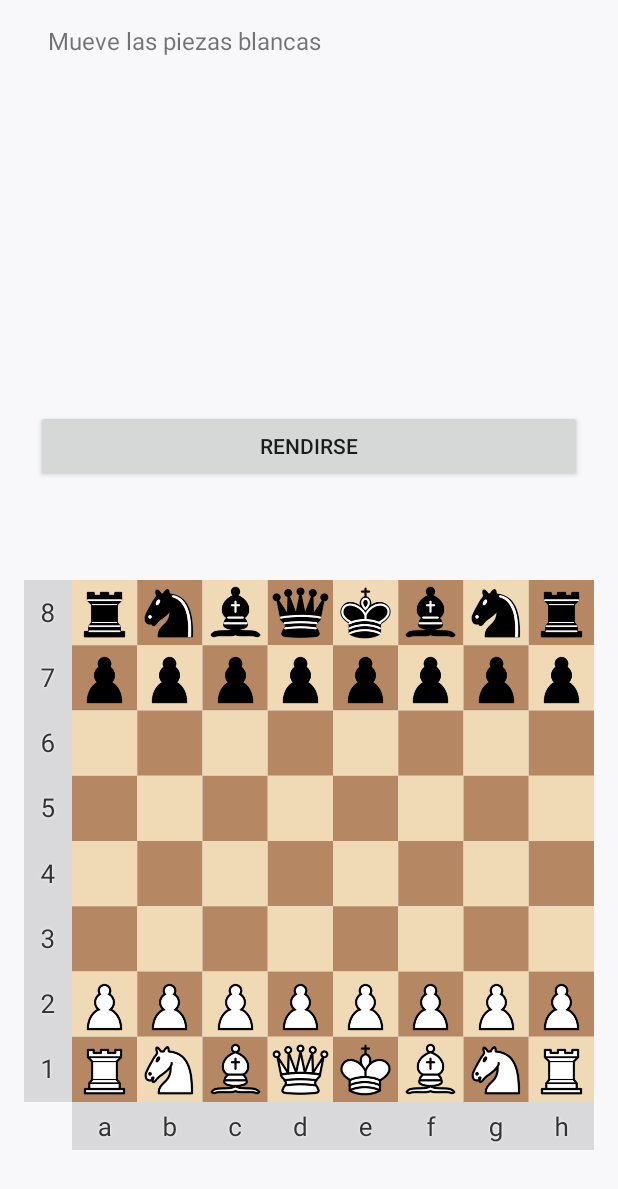
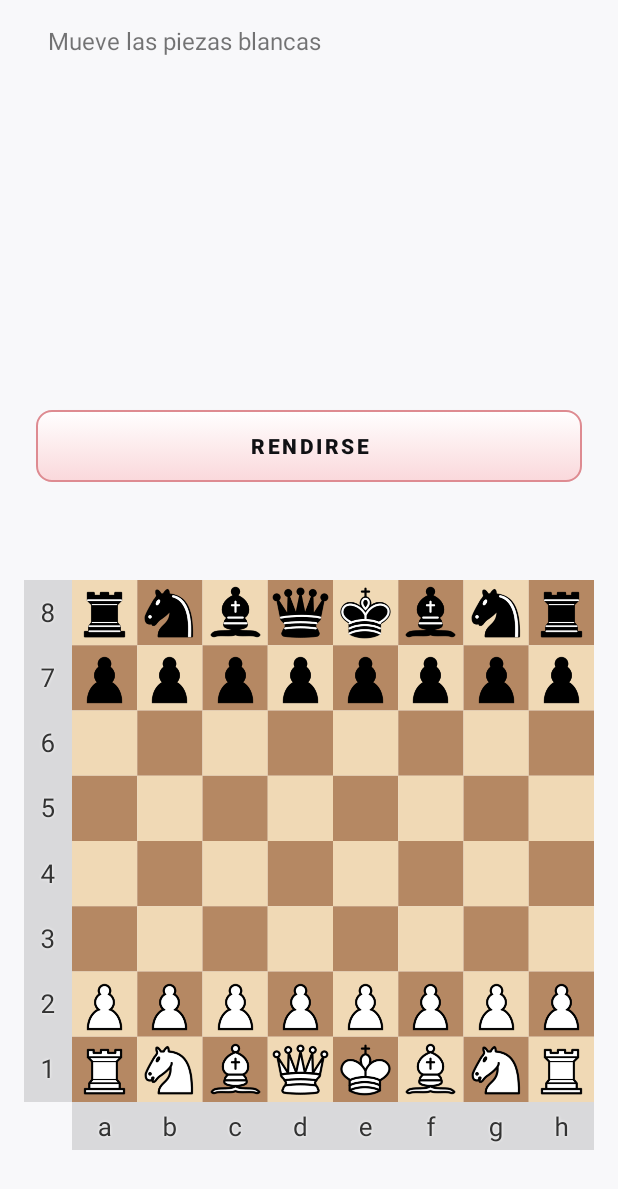
Before and after one commit to Kelunie/Project_Mobile_Application_Development, an Android app built with Jetpack Compose: the GameActivity screen opened directly, with no data from a screen before it, on a phone screen of 412 x 824 dp. Shown: the top 1189 px of the screen. Run offline under Robolectric (Android 15) with nearby library versions, the light colour scheme and no system bars.

Commit message:
btns styles

```diff
--- /dev/null
+++ b/app/src/main/res/drawable/bg_btn_primary.xml
@@ -0,0 +1,6 @@
+<?xml version="1.0" encoding="utf-8"?>
+<selector xmlns:android="http://schemas.android.com/apk/res/android">
+    <item android:state_enabled="false" android:drawable="@drawable/bg_btn_primary_disabled" />
+    <item android:state_pressed="true" android:drawable="@drawable/bg_btn_primary_pressed" />
+    <item android:drawable="@drawable/bg_btn_primary_normal" />
+</selector>
--- /dev/null
+++ b/app/src/main/res/drawable/bg_btn_primary_disabled.xml
@@ -0,0 +1,14 @@
+<?xml version="1.0" encoding="utf-8"?>
+<shape xmlns:android="http://schemas.android.com/apk/res/android"
+    android:shape="rectangle">
+    <corners android:radius="10dp" />
+    <solid android:color="@color/btn_disabled_bg" />
+    <stroke
+        android:width="1dp"
+        android:color="@color/btn_disabled_border" />
+    <padding
+        android:left="12dp"
+        android:top="8dp"
+        android:right="12dp"
+        android:bottom="8dp" />
+</shape>
--- /dev/null
+++ b/app/src/main/res/drawable/bg_btn_primary_normal.xml
@@ -0,0 +1,25 @@
+<?xml version="1.0" encoding="utf-8"?>
+<shape xmlns:android="http://schemas.android.com/apk/res/android"
+    android:shape="rectangle">
+
+    <!-- Fondo con ligero gradiente gótico/rock -->
+    <gradient
+        android:startColor="@color/ai_start"
+        android:endColor="@color/ai_end"
+        android:angle="90" />
+
+    <!-- Bordes redondeados -->
+    <corners android:radius="10dp" />
+
+    <!-- Borde del botón -->
+    <stroke
+        android:width="1dp"
+        android:color="@color/btn_border" />
+
+    <!-- Padding interno -->
+    <padding
+        android:left="12dp"
+        android:top="8dp"
+        android:right="12dp"
+        android:bottom="8dp" />
+</shape>
--- /dev/null
+++ b/app/src/main/res/drawable/bg_btn_primary_pressed.xml
@@ -0,0 +1,17 @@
+<?xml version="1.0" encoding="utf-8"?>
+<shape xmlns:android="http://schemas.android.com/apk/res/android"
+    android:shape="rectangle">
+    <corners android:radius="10dp" />
+    <gradient
+        android:startColor="@color/surface_bg_dark"
+        android:endColor="@color/surface_bg"
+        android:angle="270" />
+    <stroke
+        android:width="1dp"
+        android:color="@color/btn_border" />
+    <padding
+        android:left="12dp"
+        android:top="8dp"
+        android:right="12dp"
+        android:bottom="8dp" />
+</shape>
--- a/app/src/main/res/layout/activity_game.xml
+++ b/app/src/main/res/layout/activity_game.xml
@@ -42,7 +42,12 @@
             android:layout_marginTop="8dp"
             android:text="@string/btnResgin"
             android:layout_width="match_parent"
-            android:layout_height="wrap_content" />
+            android:layout_height="wrap_content"
+            android:background="@drawable/bg_btn_primary"
+            android:textColor="@color/btn_text"
+            android:textAllCaps="true"
+            android:textStyle="bold"
+            android:letterSpacing="0.12" />
 
         <!-- New: Post-game controls (hidden by default from code) -->
         <LinearLayout
@@ -59,7 +64,12 @@
                 android:layout_width="0dp"
                 android:layout_weight="1"
                 android:layout_height="wrap_content"
-                android:text="@string/btnPlayAgain" />
+                android:text="@string/btnPlayAgain"
+                android:background="@drawable/bg_btn_primary"
+                android:textColor="@color/btn_text"
+                android:textAllCaps="true"
+                android:textStyle="bold"
+                android:letterSpacing="0.12" />
 
             <View
                 android:layout_width="8dp"
@@ -70,7 +80,12 @@
                 android:layout_width="0dp"
                 android:layout_weight="1"
                 android:layout_height="wrap_content"
-                android:text="@string/btnMainMenu" />
+                android:text="@string/btnMainMenu"
+                android:background="@drawable/bg_btn_primary"
+                android:textColor="@color/btn_text"
+                android:textAllCaps="true"
+                android:textStyle="bold"
+                android:letterSpacing="0.12" />
         </LinearLayout>
 
     </LinearLayout>
--- a/app/src/main/res/values-night/colors.xml
+++ b/app/src/main/res/values-night/colors.xml
@@ -4,6 +4,10 @@
     <color name="surface_bg">#FF0C0C0F</color>
     <color name="btn_text">#FFFFFFFF</color>
     <color name="btn_icon_tint">#FFFF5A5A</color>
+
+    <!-- Texto principal/secundario reutilizable -->
+    <color name="text_primary">#FFFFFFFF</color>
+    <color name="text_secondary">#FFB0B3C0</color>
 
     <!-- Gradientes (modo oscuro) -->
     <color name="ai_start">#FF5F0C10</color>
@@ -26,4 +30,20 @@
 
     <!-- Footer -->
     <color name="version_text">#FF666A75</color>
+
+    <!-- Cards / fondos de secciones -->
+    <color name="bg_card">#FF1D1722</color>
+
+    <!-- Botones primarios reutilizables -->
+    <color name="btn_primary_background">#FF140D1A</color>
+    <color name="btn_primary_background_pressed">#FF201124</color>
+    <color name="btn_primary_text">#FFFCE8C6</color>
+    <color name="btn_primary_stroke">#FF7A3439</color>
+
+    <!-- Botones primarios - estados adicionales -->
+    <color name="btn_disabled_bg">#FF2B222B</color>
+    <color name="btn_disabled_border">#FF443144</color>
+
+    <!-- Superficies adicionales para gradientes -->
+    <color name="surface_bg_dark">#FF07070A</color>
 </resources>
--- a/app/src/main/res/values/colors.xml
+++ b/app/src/main/res/values/colors.xml
@@ -4,6 +4,10 @@
     <color name="surface_bg">#FFF8F8FA</color>
     <color name="btn_text">#FF101114</color>
     <color name="btn_icon_tint">#FFD84343</color>
+
+    <!-- Texto principal/secundario reutilizable -->
+    <color name="text_primary">#FF101114</color>
+    <color name="text_secondary">#FF4F5563</color>
 
     <!-- Gradientes (modo claro) -->
     <color name="ai_start">#FFFAD8DB</color>
@@ -26,4 +30,20 @@
 
     <!-- Footer -->
     <color name="version_text">#7A7F8C</color>
+
+    <!-- Cards / fondos de secciones -->
+    <color name="bg_card">#FFF0E6F5</color>
+
+    <!-- Botones primarios reutilizables -->
+    <color name="btn_primary_background">#FF2B1B33</color>
+    <color name="btn_primary_background_pressed">#FF3A2646</color>
+    <color name="btn_primary_text">#FFFCE8C6</color>
+    <color name="btn_primary_stroke">#FFAA5F5F</color>
+
+    <!-- Botones primarios - estados adicionales -->
+    <color name="btn_disabled_bg">#FFE4D5DD</color>
+    <color name="btn_disabled_border">#FFCCB3BF</color>
+
+    <!-- Superficies adicionales para gradientes -->
+    <color name="surface_bg_dark">#FFE2D9ED</color>
 </resources>
```
Also changed, not shown: app/src/main/res/layout/activity_pvp_game.xml (+8 -1 lines), app/src/main/res/layout/activity_pvp_lobby.xml (+22 -4 lines), 1 other file.
